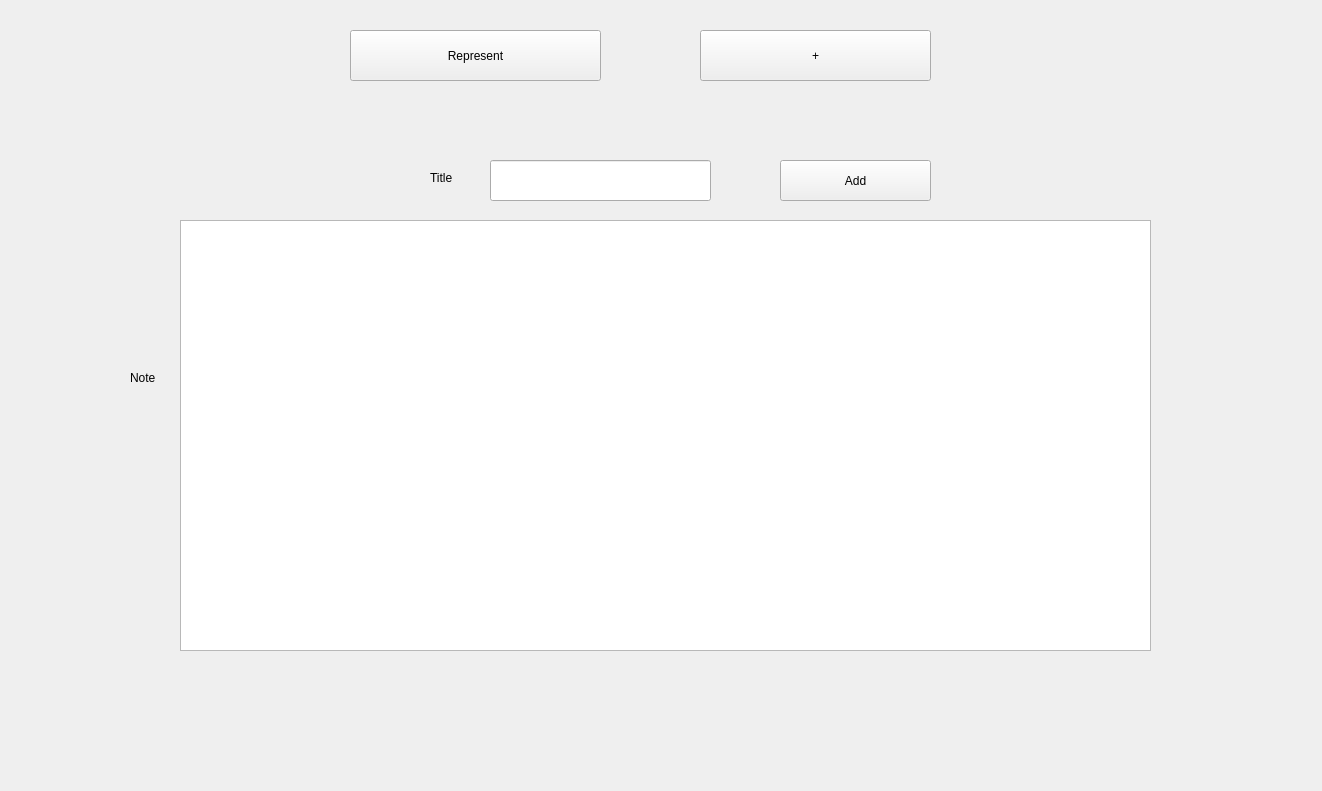
MikitaVitkouski/BSU, file C++/Projects/Notes/QtGUI/NotesGUI/mainwindow.ui: the form before one commit.
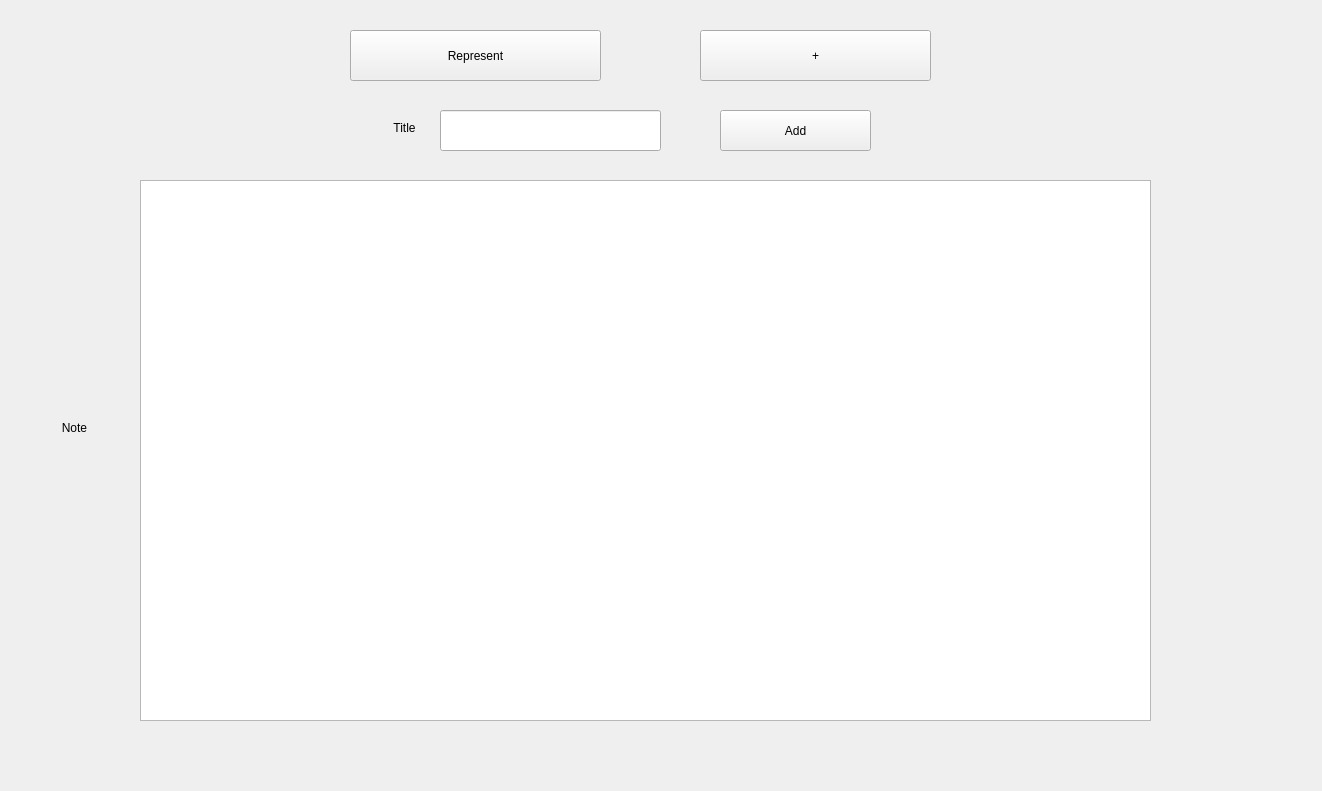
The form after the commit. The open tabs and pages were chosen to show the change.

Commit message: ui: adjust size of textEditNote, move some elements on pageAddNote

```diff
--- a/C++/Projects/Notes/QtGUI/NotesGUI/mainwindow.ui
+++ b/C++/Projects/Notes/QtGUI/NotesGUI/mainwindow.ui
@@ -20,7 +20,7 @@
       <x>20</x>
       <y>90</y>
       <width>1241</width>
-      <height>621</height>
+      <height>651</height>
      </rect>
     </property>
     <widget class="QWidget" name="pageRepresent">
@@ -39,8 +39,8 @@
      <widget class="QPushButton" name="btnAddNote">
       <property name="geometry">
        <rect>
-        <x>760</x>
-        <y>70</y>
+        <x>700</x>
+        <y>20</y>
         <width>151</width>
         <height>41</height>
        </rect>
@@ -52,8 +52,8 @@
      <widget class="QLineEdit" name="lineEditTitle">
       <property name="geometry">
        <rect>
-        <x>470</x>
-        <y>70</y>
+        <x>420</x>
+        <y>20</y>
         <width>221</width>
         <height>41</height>
        </rect>
@@ -62,8 +62,8 @@
      <widget class="QLabel" name="labelTitle1">
       <property name="geometry">
        <rect>
-        <x>410</x>
-        <y>80</y>
+        <x>360</x>
+        <y>30</y>
         <width>49</width>
         <height>16</height>
        </rect>
@@ -71,12 +71,15 @@
       <property name="text">
        <string>Title</string>
       </property>
+      <property name="alignment">
+       <set>Qt::AlignmentFlag::AlignCenter</set>
+      </property>
      </widget>
      <widget class="QLabel" name="labelNote">
       <property name="geometry">
        <rect>
-        <x>110</x>
-        <y>280</y>
+        <x>30</x>
+        <y>330</y>
         <width>49</width>
         <height>16</height>
        </rect>
@@ -84,14 +87,17 @@
       <property name="text">
        <string>Note</string>
       </property>
+      <property name="alignment">
+       <set>Qt::AlignmentFlag::AlignCenter</set>
+      </property>
      </widget>
      <widget class="QTextEdit" name="textEditNote">
       <property name="geometry">
        <rect>
-        <x>160</x>
-        <y>130</y>
-        <width>971</width>
-        <height>431</height>
+        <x>120</x>
+        <y>90</y>
+        <width>1011</width>
+        <height>541</height>
        </rect>
       </property>
      </widget>
```
The commit also changes 1 other file.
